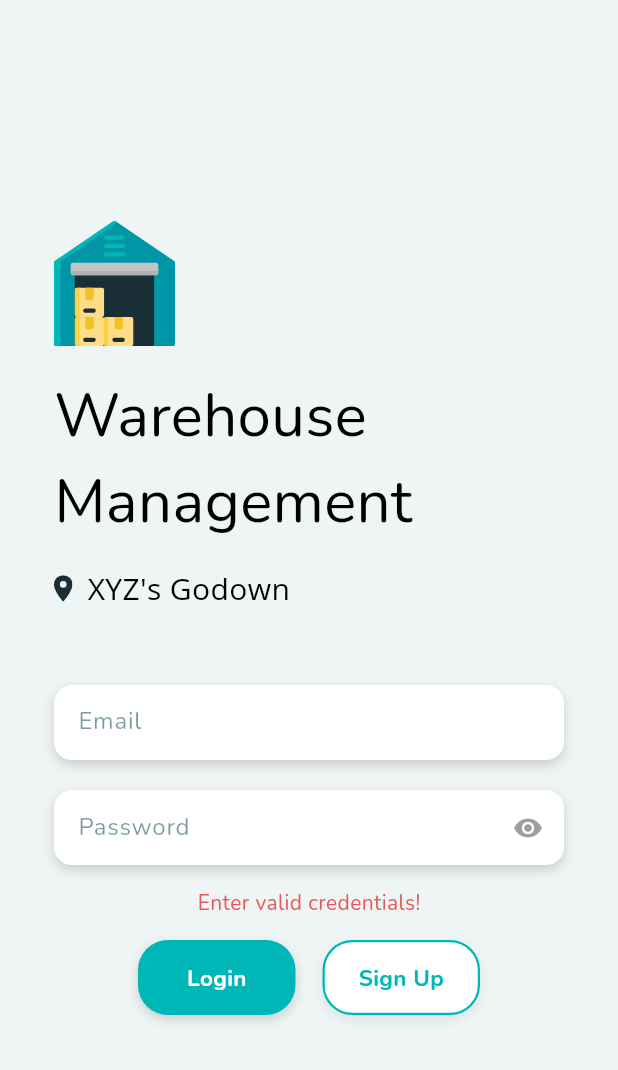
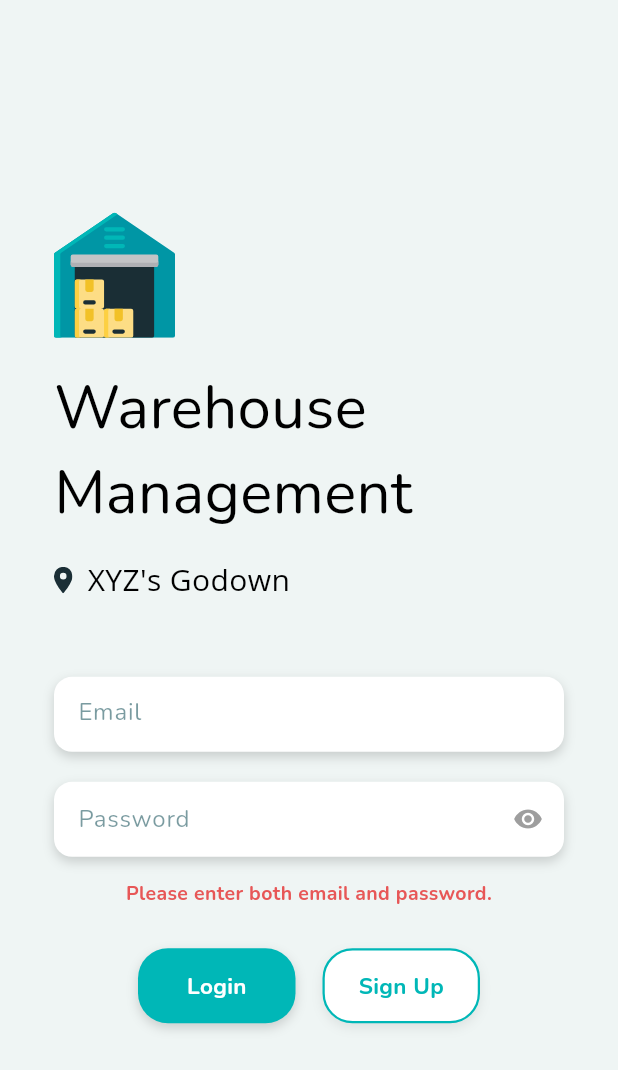
Before and after one commit to Subbham829584/warehouse_management, a Flutter app: the screen it shows after launch, after a tap on "Login", on a phone screen of 412 x 824 dp. Shown: the top 1070 px of the screen. Run offline on Flutter 3.47's test engine with Material 3 defaults, Android fonts, the phone set to English and light mode, and no system bars; our stand-ins replace cached_network_image, cloud_firestore, double_back_to_close_app, firebase_auth, firebase_core, flutter_svg and 1 more; accounts and stored records are empty.

Commit message:
Enhance Firebase Auth error handling and resilience

```diff
--- a/lib/screens/login.dart
+++ b/lib/screens/login.dart
@@ -16,21 +16,30 @@ class _LoginState extends State<Login> {
   final TextEditingController _emailController = TextEditingController();
   final TextEditingController _passwordController = TextEditingController();
   final FirebaseAuth firebaseAuth = FirebaseAuth.instance;
-  bool _failed = false;
+  String _errorMessage = "";
   bool _isVisible = false;
   bool _loading = false;
 
   Future signIn() async {
+    final email = _emailController.text.trim();
+    final password = _passwordController.text.trim();
+
+    if (email.isEmpty || password.isEmpty) {
+      setState(() {
+        _errorMessage = "Please enter both email and password.";
+      });
+      return;
+    }
+
     setState(() {
       _loading = true;
-      _failed = false;
+      _errorMessage = "";
     });
     try {
-      await firebaseAuth
-          .signInWithEmailAndPassword(
-              email: _emailController.text.trim(),
-              password: _passwordController.text.trim(),)
-          .then((value) async {
+      final value = await firebaseAuth.signInWithEmailAndPassword(
+        email: email,
+        password: password,
+      );
       showTextToast('Logged In Successfully!');
       if (value.user != null) {
         try {
@@ -39,20 +48,46 @@ class _LoginState extends State<Login> {
               .doc(value.user!.uid)
               .set({
             'lastLogin': FieldValue.serverTimestamp(),
-              'email': _emailController.text.trim(),
+            'email': email,
           }, SetOptions(merge: true));
         } catch (_) {}
       }
+    } on FirebaseAuthException catch (e) {
+      String msg = "Login failed!";
+      final code = e.code.toLowerCase();
+      final errorStr = (e.message ?? "").toLowerCase();
+
+      if (code.contains('configuration-not-found') ||
+          errorStr.contains('configuration_not_found') ||
+          code == 'configuration_not_found') {
+        msg = "Firebase Auth is not enabled in Firebase Console! Go to Authentication > Click 'Get started' > Enable 'Email/Password'.";
+      } else if (code == 'operation-not-allowed') {
+        msg = "Email/Password sign-in is disabled in Firebase Console > Authentication > Sign-in method.";
+      } else if (code == 'user-not-found' || code == 'invalid-credential') {
+        msg = "User not found or invalid credentials. Click 'Sign Up' to create an account.";
+      } else if (code == 'wrong-password') {
+        msg = "Incorrect password. Please try again.";
+      } else if (code == 'invalid-email') {
+        msg = "Invalid email address format.";
+      } else if (e.message != null && e.message!.isNotEmpty) {
+        msg = e.message!;
+      }
+      setState(() {
+        _errorMessage = msg;
       });
+      showTextToast(msg);
     } catch (e) {
-      setState(() {
-        _failed = true;
-      });
+      if (e.toString().contains('CONFIGURATION_NOT_FOUND')) {
+        _errorMessage = "Firebase Auth is not enabled in Firebase Console! Go to Authentication > Click 'Get started' > Enable 'Email/Password'.";
+      } else {
+        _errorMessage = "Error: $e";
       }
+    } finally {
       if (mounted) {
         setState(() {
           _loading = false;
         });
+      }
     }
   }
 
@@ -211,12 +246,19 @@ class _LoginState extends State<Login> {
               const SizedBox(
                 height: 15,
               ),
+              if (_errorMessage.isNotEmpty)
                 Center(
+                  child: Padding(
+                    padding: const EdgeInsets.only(bottom: 12),
                     child: Text(
-                  _failed ? "Enter valid credentials!" : "",
+                      _errorMessage,
+                      textAlign: TextAlign.center,
                       style: const TextStyle(
                         color: ColorPalette.mandy,
                         fontFamily: "Nunito",
+                        fontSize: 13,
+                        fontWeight: FontWeight.w600,
+                      ),
                     ),
                   ),
                 ),
--- a/lib/screens/signup.dart
+++ b/lib/screens/signup.dart
@@ -102,7 +102,11 @@ class _SignUpState extends State<SignUp> {
         };
 
         // Save in global 'users' collection
-        await _firestore.collection('users').doc(user.uid).set(userData);
+        try {
+          await _firestore.collection('users').doc(user.uid).set(userData);
+        } catch (err) {
+          debugPrint('Warning: Could not save to Firestore users: $err');
+        }
 
         // Also save in '/warehouse/{warehouseId}/users' subcollection
         try {
@@ -125,15 +129,22 @@ class _SignUpState extends State<SignUp> {
       }
     } on FirebaseAuthException catch (e) {
       String msg = "Registration failed!";
-      if (e.code == 'email-already-in-use') {
+      final code = e.code.toLowerCase();
+      final errorStr = (e.message ?? "").toLowerCase();
+
+      if (code.contains('configuration-not-found') ||
+          errorStr.contains('configuration_not_found') ||
+          code == 'configuration_not_found') {
+        msg = "Firebase Auth is not enabled in Firebase Console! Go to Authentication > Click 'Get started' > Enable 'Email/Password'.";
+      } else if (code == 'email-already-in-use') {
         msg = "Email is already registered! Please login.";
-      } else if (e.code == 'weak-password') {
-        msg = "The password provided is too weak.";
-      } else if (e.code == 'invalid-email') {
+      } else if (code == 'weak-password') {
+        msg = "The password provided is too weak (minimum 6 characters).";
+      } else if (code == 'invalid-email') {
         msg = "The email address is not valid.";
-      } else if (e.code == 'operation-not-allowed') {
-        msg = "Email/Password sign-in is disabled in Firebase Console.";
-      } else if (e.message != null) {
+      } else if (code == 'operation-not-allowed') {
+        msg = "Email/Password sign-in is disabled in Firebase Console > Authentication > Sign-in method.";
+      } else if (e.message != null && e.message!.isNotEmpty) {
         msg = e.message!;
       }
       setState(() {
@@ -141,9 +152,12 @@ class _SignUpState extends State<SignUp> {
       });
       showTextToast(msg);
     } catch (e) {
-      setState(() {
+      if (e.toString().contains('CONFIGURATION_NOT_FOUND')) {
+        _errorMessage = "Firebase Auth is not enabled in Firebase Console! Go to Authentication > Click 'Get started' > Enable 'Email/Password'.";
+      } else {
         _errorMessage = "An unexpected error occurred: $e";
-      });
+      }
+      setState(() {});
       showTextToast("Error creating account");
     } finally {
       if (mounted) {
```
Lines whose indentation alone changed are shown as unchanged.
